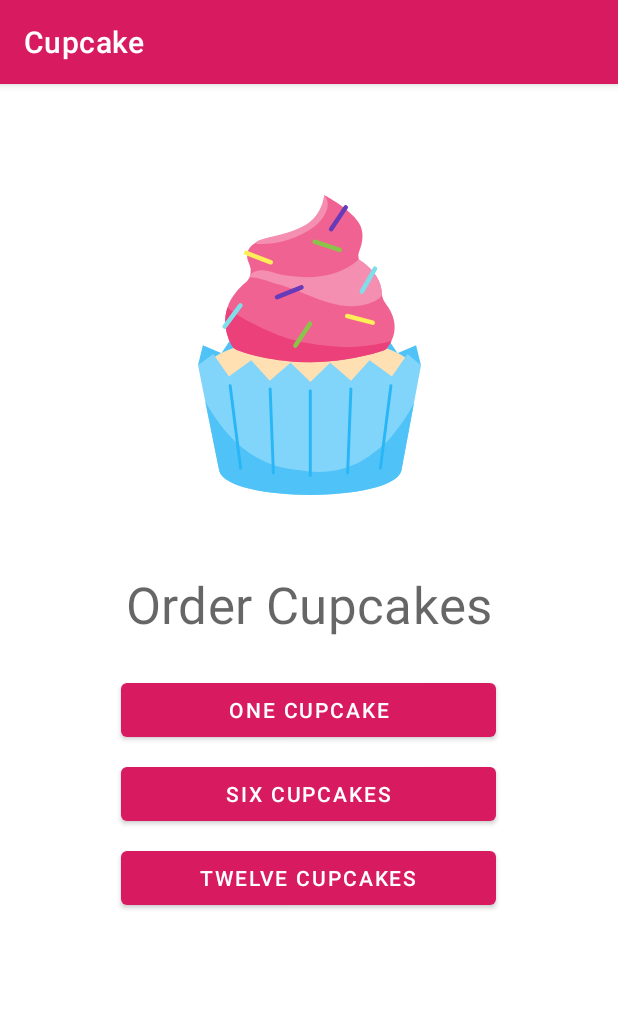
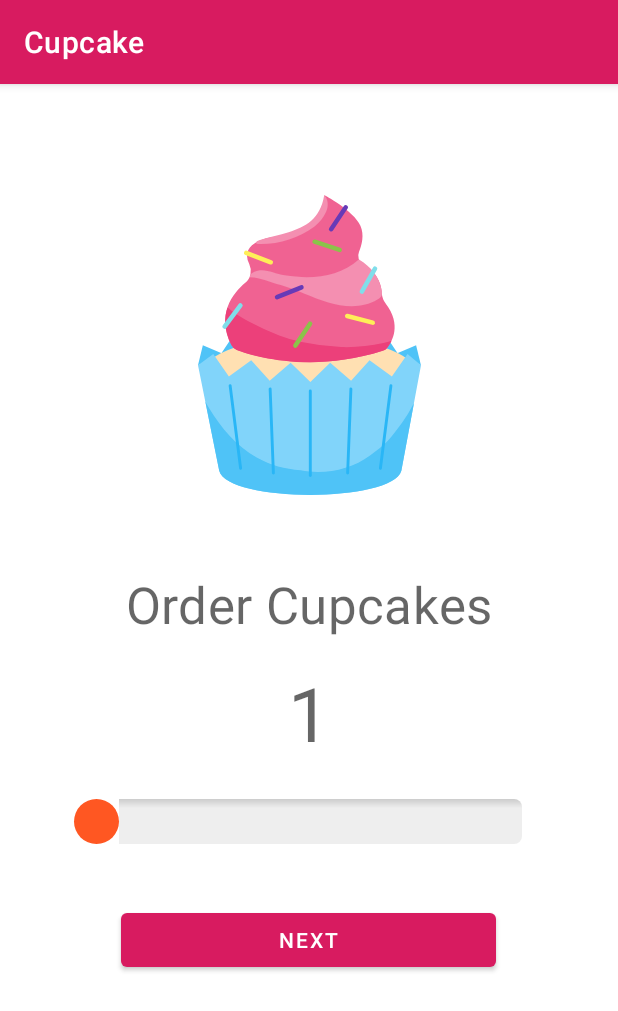
Before and after one commit to dstodorov/android-kotlin-cupcake-app, an Android app: the screen it shows after launch (MainActivity), on a phone screen of 412 x 824 dp. Shown: the top 1011 px of the screen. Run offline under Robolectric (Android 15) with nearby library versions, the phone set to English and light mode, and no system bars; our stand-ins replace data binding, navigation-ui.

Commit message:
Remove buttons from start screen and change them with seekbar, to have ability to choose custom quantity of cakes. Added custom design for the seekbar

```diff
--- a/app/src/main/java/com/example/cupcake/StartFragment.kt
+++ b/app/src/main/java/com/example/cupcake/StartFragment.kt
@@ -19,8 +19,10 @@ import android.os.Bundle
 import android.view.LayoutInflater
 import android.view.View
 import android.view.ViewGroup
+import android.widget.SeekBar
 import androidx.fragment.app.Fragment
 import androidx.fragment.app.activityViewModels
+import androidx.lifecycle.Observer
 import androidx.navigation.fragment.findNavController
 import com.example.cupcake.databinding.FragmentStartBinding
 import com.example.cupcake.model.OrderViewModel
@@ -51,18 +53,35 @@ class StartFragment : Fragment() {
 
         binding?.apply {
             // Set up the button click listeners
-            orderOneCupcake.setOnClickListener { orderCupcake(1) }
-            orderSixCupcakes.setOnClickListener { orderCupcake(6) }
-            orderTwelveCupcakes.setOnClickListener { orderCupcake(12) }
+            nextButton.setOnClickListener { orderCupcake() }
+
+
         }
+        val seekBarValueTextObserver = Observer<String> { newValue ->
+            binding?.numberOfCakesLabel?.text = newValue
+        }
+
+        sharedViewModel.quantityLabel.observe(viewLifecycleOwner, seekBarValueTextObserver)
+        binding?.numberOfCakesSeekbar?.setOnSeekBarChangeListener(object :
+            SeekBar.OnSeekBarChangeListener {
+            override fun onProgressChanged(p0: SeekBar?, p1: Int, p2: Boolean) {
+                sharedViewModel.setQuantity(p1)
+            }
+
+            override fun onStartTrackingTouch(p0: SeekBar?) {
+            }
+
+            override fun onStopTrackingTouch(p0: SeekBar?) {
+            }
+        })
+
+
     }
 
     /**
      * Start an order with the desired quantity of cupcakes and navigate to the next screen.
      */
-    fun orderCupcake(quantity: Int) {
-        sharedViewModel.setQuantity(quantity)
-
+    fun orderCupcake() {
         if (sharedViewModel.hasNoFlavorSet()) {
             sharedViewModel.setFlavor(getString(R.string.vanilla))
         }
--- a/app/src/main/java/com/example/cupcake/model/OrderViewModel.kt
+++ b/app/src/main/java/com/example/cupcake/model/OrderViewModel.kt
@@ -17,6 +17,9 @@ class OrderViewModel : ViewModel() {
     private val _quantity = MutableLiveData<Int>()
     val quantity: LiveData<Int> = _quantity
 
+    private val _quantityLabel = MutableLiveData<String>()
+    val quantityLabel: LiveData<String> = _quantityLabel
+
     private val _flavor = MutableLiveData<String>()
     val flavor: LiveData<String> = _flavor
 
@@ -32,10 +35,13 @@ class OrderViewModel : ViewModel() {
 
     init {
         resetOrder()
+        setQuantity(1)
     }
 
     fun setQuantity(numberCupcakes: Int) {
         _quantity.value = numberCupcakes
+        _quantityLabel.value = numberCupcakes.toString()
+        println("QUANTITY ${_quantity.value}")
         updatePrice()
     }
 
@@ -76,10 +82,11 @@ class OrderViewModel : ViewModel() {
     }
 
     fun resetOrder() {
-        _quantity.value = 0
+        _quantity.value = 1
+        _quantityLabel.value = "1"
         _flavor.value = ""
         _date.value = dateOptions[0]
-        _price.value = 0.0
+        updatePrice()
     }
 
 
--- /dev/null
+++ b/app/src/main/res/drawable/border_shadow.xml
@@ -0,0 +1,17 @@
+<?xml version="1.0" encoding="utf-8"?>
+<layer-list xmlns:android="http://schemas.android.com/apk/res/android">
+    <item>
+        <shape>
+            <corners
+                android:radius="5dp" />
+            <gradient
+                android:angle="270"
+                android:startColor="#33000000"
+                android:centerColor="#11000000"
+                android:endColor="#11000000"
+                android:centerY="0.2"
+                android:type="linear"
+                />
+        </shape>
+    </item>
+</layer-list>
--- /dev/null
+++ b/app/src/main/res/drawable/custom_thumb.xml
@@ -0,0 +1,11 @@
+<?xml version="1.0" encoding="utf-8"?>
+<layer-list xmlns:android="http://schemas.android.com/apk/res/android">
+    <item>
+        <shape android:shape="oval">
+            <solid android:color="#FF5722"/>
+            <size
+                android:width="30dp"
+                android:height="30dp"/>
+        </shape>
+    </item>
+</layer-list>
--- /dev/null
+++ b/app/src/main/res/drawable/seekbar_progress.xml
@@ -0,0 +1,16 @@
+<?xml version="1.0" encoding="utf-8"?>
+<layer-list
+    xmlns:android="http://schemas.android.com/apk/res/android" >
+    <item
+        android:id="@+id/progressshape" >
+        <clip>
+            <shape
+                android:shape="rectangle" >
+                <size android:height="5dp"/>
+                <corners
+                    android:radius="5dp" />
+                <solid android:color="#FF5722"/>
+            </shape>
+        </clip>
+    </item>
+</layer-list>
--- /dev/null
+++ b/app/src/main/res/drawable/seekbar_style.xml
@@ -0,0 +1,13 @@
+<?xml version="1.0" encoding="utf-8"?>
+<layer-list xmlns:android="http://schemas.android.com/apk/res/android" >
+    <item
+        android:id="@android:id/background"
+        android:drawable="@drawable/border_shadow" >
+    </item>
+
+    <item
+        android:id="@android:id/progress" >
+        <clip
+            android:drawable="@drawable/seekbar_progress" />
+    </item>
+</layer-list>
--- a/app/src/main/res/layout/fragment_flavor.xml
+++ b/app/src/main/res/layout/fragment_flavor.xml
@@ -86,6 +86,14 @@
                     android:checked="@{viewModel.flavor.equals(@string/coffee)}"
                     android:onClick="@{() -> viewModel.setFlavor(@string/coffee)}"
                     android:text="@string/coffee" />
+
+                <RadioButton
+                    android:id="@+id/soft_white_chocolate"
+                    android:layout_width="wrap_content"
+                    android:layout_height="wrap_content"
+                    android:checked="@{viewModel.flavor.equals(@string/coffee)}"
+                    android:onClick="@{() -> viewModel.setFlavor(@string/coffee)}"
+                    android:text="@string/soft_white_chocolate" />
             </RadioGroup>
 
             <View
@@ -111,11 +119,11 @@
 
             <Button
                 android:id="@+id/cancel_button"
-                android:onClick="@{() -> flavorFragment.cancelOrder()}"
                 style="?attr/materialButtonOutlinedStyle"
                 android:layout_width="0dp"
                 android:layout_height="wrap_content"
                 android:layout_marginEnd="@dimen/side_margin"
+                android:onClick="@{() -> flavorFragment.cancelOrder()}"
                 android:text="@string/cancel"
                 app:layout_constraintEnd_toStartOf="@id/next_button"
                 app:layout_constraintStart_toStartOf="parent"
--- a/app/src/main/res/layout/fragment_start.xml
+++ b/app/src/main/res/layout/fragment_start.xml
@@ -20,6 +20,10 @@
     tools:context=".StartFragment">
 
     <data>
+
+        <variable
+            name="sharedViewModel"
+            type="com.example.cupcake.model.OrderViewModel" />
 
         <variable
             name="startFragment"
@@ -54,35 +58,53 @@
                 android:textAppearance="?attr/textAppearanceHeadline4"
                 android:textColor="@color/material_on_background_emphasis_medium" />
 
+
+            <TextView
+                android:id="@+id/numberOfCakesLabel"
+                android:layout_width="wrap_content"
+                android:layout_height="wrap_content"
+                android:layout_gravity="center_horizontal"
+                android:layout_marginBottom="@dimen/side_margin"
+                android:textAppearance="?attr/textAppearanceHeadline4"
+                android:textColor="@color/material_on_background_emphasis_medium"
+                android:textSize="50dp"
+                tools:text="0" />
+
+            <androidx.constraintlayout.widget.ConstraintLayout
+                android:layout_width="match_parent"
+                android:layout_height="match_parent">
+
+                <SeekBar
+                    android:id="@+id/numberOfCakesSeekbar"
+                    android:layout_width="match_parent"
+                    android:layout_height="match_parent"
+                    android:layout_marginStart="32dp"
+                    android:layout_marginTop="8dp"
+                    android:layout_marginEnd="32dp"
+                    android:layout_marginBottom="32dp"
+                    android:max="100"
+                    android:min="1"
+                    android:paddingLeft="20dp"
+                    android:paddingRight="10dp"
+                    android:progressDrawable="@drawable/seekbar_style"
+                    android:thumb="@drawable/custom_thumb"
+                    app:layout_constraintBottom_toBottomOf="parent"
+                    app:layout_constraintEnd_toEndOf="parent"
+                    app:layout_constraintStart_toStartOf="parent"
+                    app:layout_constraintTop_toTopOf="parent" />
+            </androidx.constraintlayout.widget.ConstraintLayout>
+
             <Button
-                android:id="@+id/order_one_cupcake"
-                android:onClick="@{() -> startFragment.orderCupcake(1)}"
+                android:id="@+id/next_button"
                 android:layout_width="wrap_content"
                 android:layout_height="wrap_content"
                 android:layout_gravity="center_horizontal"
                 android:layout_marginTop="@dimen/margin_between_elements"
                 android:minWidth="@dimen/order_cupcake_button_width"
-                android:text="@string/one_cupcake" />
+                android:onClick="@{() -> startFragment.orderCupcake()}"
+                android:text="@string/next" />
 
-            <Button
-                android:id="@+id/order_six_cupcakes"
-                android:onClick="@{() -> startFragment.orderCupcake(6)}"
-                android:layout_width="wrap_content"
-                android:layout_height="wrap_content"
-                android:layout_gravity="center_horizontal"
-                android:layout_marginTop="@dimen/margin_between_elements"
-                android:minWidth="@dimen/order_cupcake_button_width"
-                android:text="@string/six_cupcakes" />
 
-            <Button
-                android:id="@+id/order_twelve_cupcakes"
-                android:onClick="@{() -> startFragment.orderCupcake(12)}"
-                android:layout_width="wrap_content"
-                android:layout_height="wrap_content"
-                android:layout_gravity="center_horizontal"
-                android:layout_marginTop="@dimen/margin_between_elements"
-                android:minWidth="@dimen/order_cupcake_button_width"
-                android:text="@string/twelve_cupcakes" />
         </LinearLayout>
     </ScrollView>
 </layout>
--- a/app/src/main/res/values/strings.xml
+++ b/app/src/main/res/values/strings.xml
@@ -16,15 +16,13 @@
 <resources>
     <string name="app_name">Cupcake</string>
     <string name="order_cupcakes">Order Cupcakes</string>
-    <string name="one_cupcake">One Cupcake</string>
-    <string name="six_cupcakes">Six Cupcakes</string>
-    <string name="twelve_cupcakes">Twelve Cupcakes</string>
     <string name="choose_flavor">Choose Flavor</string>
     <string name="vanilla">Vanilla</string>
     <string name="chocolate">Chocolate</string>
     <string name="red_velvet">Red Velvet</string>
     <string name="salted_caramel">Salted Caramel</string>
     <string name="coffee">Coffee</string>
+    <string name="soft_white_chocolate">Soft white chocolate</string>
     <string name="special_flavor">Special Flavor</string>
     <string name="cancel">Cancel</string>
     <string name="next">Next</string>
```
